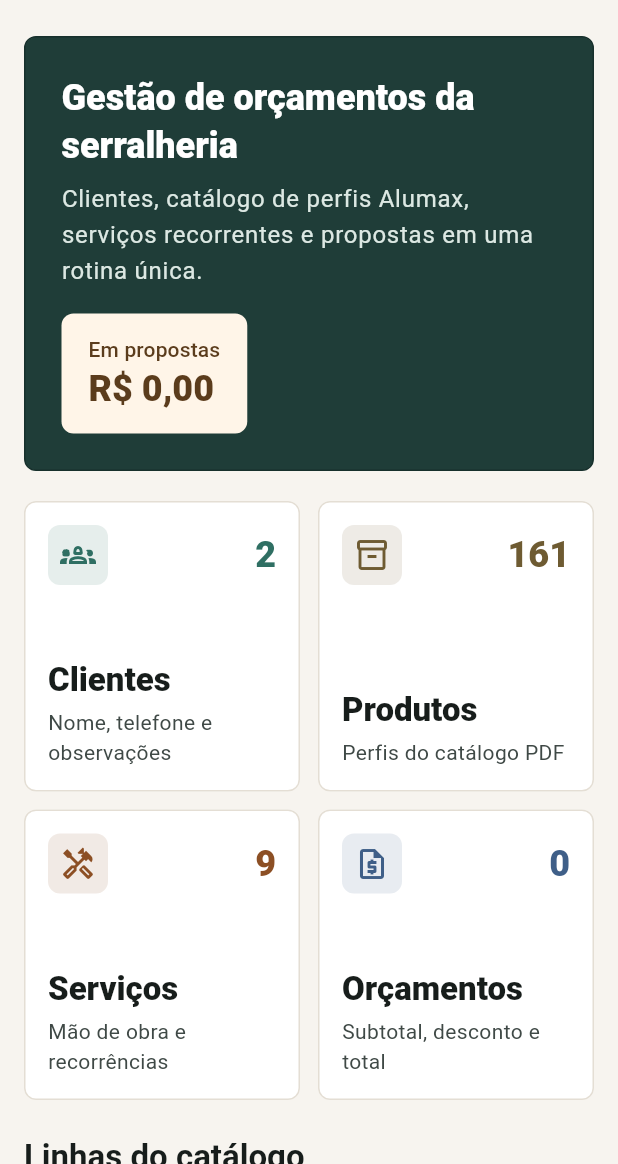
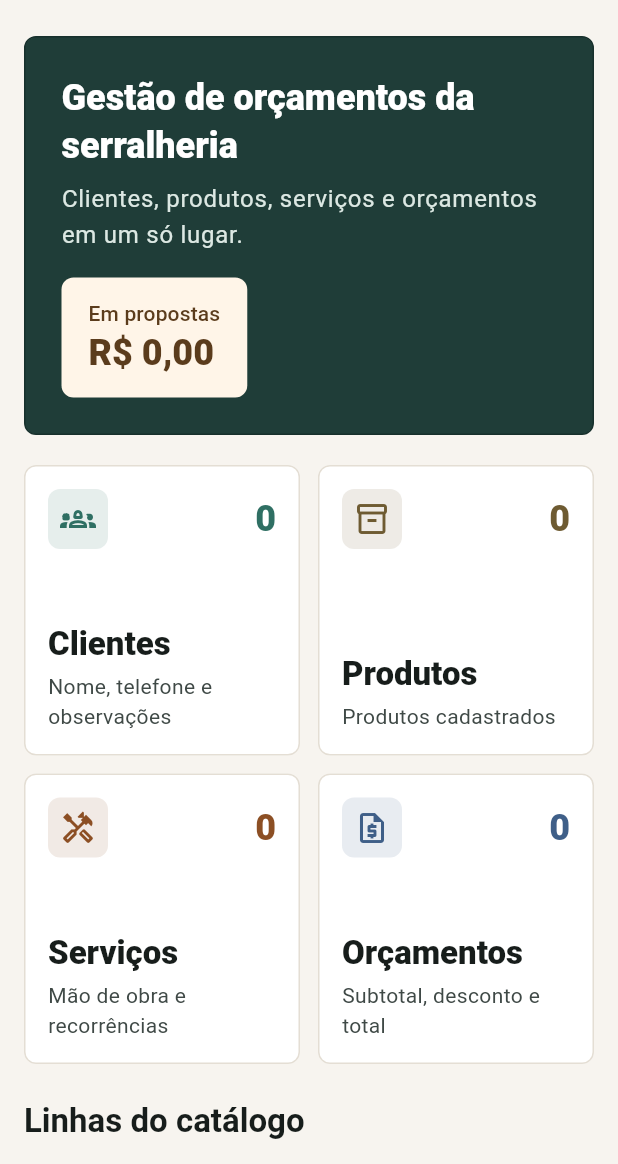
Before and after one commit to jl-serralheria-unisantos/projeto-jl-serralheria, a Flutter app: the screen it shows after launch, on a phone screen of 412 x 824 dp, the part 72-1236 px from its top. Run offline on Flutter 3.47's test engine with Material 3 defaults, Android fonts, the phone set to English and light mode, and no system bars; our stand-ins replace cloud_firestore, firebase_core, pdf, printing; accounts and stored records are empty.

Commit message:
fix: remove cadastro automatico de dados iniciais

```diff
--- a/lib/app.dart
+++ b/lib/app.dart
@@ -270,7 +270,7 @@ class _HomePageState extends State<HomePage> {
                                 icon: Icons.inventory_2_outlined,
                                 title: 'Produtos',
                                 value: '${state.produtos.length}',
-                                description: 'Perfis do catálogo PDF',
+                                description: 'Produtos cadastrados',
                                 color: const Color(0xFF6E5B32),
                                 onTap: () => _abrirTela(
                                   context,
@@ -450,7 +450,7 @@ class _HeaderPanel extends StatelessWidget {
                 ),
                 const SizedBox(height: 8),
                 Text(
-                  'Clientes, catálogo de perfis Alumax, serviços recorrentes e propostas em uma rotina única.',
+                  'Clientes, produtos, serviços e orçamentos em um só lugar.',
                   style: theme.textTheme.bodyLarge?.copyWith(
                     color: const Color(0xFFDCE8E3),
                   ),
--- a/lib/app_state.dart
+++ b/lib/app_state.dart
@@ -8,7 +8,6 @@ import 'data/repositories/cliente_repository.dart';
 import 'data/repositories/orcamento_repository.dart';
 import 'data/repositories/produto_repository.dart';
 import 'data/repositories/servico_repository.dart';
-import 'shared/formatters.dart';
 
 class AppStateScope extends InheritedWidget {
   const AppStateScope({
@@ -171,11 +170,6 @@ class AppState extends ChangeNotifier {
       orcamentos
         ..clear()
         ..addAll(results[3] as List<Orcamento>);
-
-      // Popula catálogo e serviços padrão se o banco estiver vazio
-      if (produtos.isEmpty) await _seedProdutos();
-      if (servicos.isEmpty) await _seedServicos();
-      if (clientes.isEmpty) await _seedClientes();
     } catch (e) {
       erroCarregamento = e.toString();
     }
@@ -461,237 +455,4 @@ class AppState extends ChangeNotifier {
         )
         .toList();
   }
-
-  // ── Seeds (dados iniciais) ────────────────────────────────────────────────
-
-  Future<void> _seedClientes() async {
-    final lista = [
-      Cliente(
-        nome: 'Cliente balcão',
-        telefone: '(11) 90000-0000',
-        endereco: 'Atendimento rápido',
-        observacoes: 'Cliente padrão para orçamentos sem cadastro completo.',
-      ),
-      Cliente(
-        nome: 'Condomínio Jardim Metal',
-        telefone: '(11) 95555-1212',
-        endereco: 'Guarulhos - SP',
-        observacoes: 'Costuma solicitar portões, gradis e manutenção.',
-      ),
-    ];
-    for (final c in lista) {
-      await salvarCliente(c);
-    }
-  }
-
-  Future<void> _seedServicos() async {
-    final lista = [
-      Servico(nome: 'Medição técnica', unidade: 'visita', valorBase: 120, observacoes: 'Levantamento de medidas, vãos e condições de instalação.'),
-      Servico(nome: 'Fabricação de porta de alumínio', unidade: 'un', valorBase: 480, observacoes: 'Mão de obra para corte, montagem e acabamento.'),
-      Servico(nome: 'Fabricação de portão', unidade: 'm²', valorBase: 620, observacoes: 'Mão de obra para estrutura, reforços e preparação para instalação.'),
-      Servico(nome: 'Instalação de box temperado', unidade: 'un', valorBase: 280, observacoes: 'Instalação com conferência de esquadro e vedação.'),
-      Servico(nome: 'Instalação de janela Linha Suprema', unidade: 'un', valorBase: 360, observacoes: 'Colocação, regulagem e fixação de esquadrias.'),
-      Servico(nome: 'Gradil e corrimão sob medida', unidade: 'm', valorBase: 210, observacoes: 'Mão de obra de montagem para perfis de gradil e corrimão.'),
-      Servico(nome: 'Pintura eletrostática', unidade: 'm²', valorBase: 95, observacoes: 'Preparação e acabamento; cor definida no fechamento.'),
-      Servico(nome: 'Reparo e solda', unidade: 'hora', valorBase: 140, observacoes: 'Correção, reforço ou ajuste em peças existentes.'),
-      Servico(nome: 'Entrega local', unidade: 'serviço', valorBase: 90, observacoes: 'Frete urbano para retirada ou entrega de materiais.'),
-    ];
-    for (final s in lista) {
-      await salvarServico(s);
-    }
-  }
-
-  Future<void> _seedProdutos() async {
-    for (final seed in _catalogSeeds) {
-      await salvarProduto(Produto(
-        nome: 'Perfil ${seed.codigo}',
-        codigo: seed.codigo,
-        categoria: seed.categoria,
-        unidade: 'metro',
-        valorBase: _precoEstimadoPorMetro(seed.pesoKgMetro),
-        observacoes:
-            'Peso linear: ${formatWeight(seed.pesoKgMetro)}. '
-            'Linha/tamanho: ${seed.categoria}. Página ${seed.pagina}. '
-            'Fonte: ${seed.fonte}; referência cruzada com Catalogo-Completo.pdf.',
-      ));
-    }
-  }
 }
-
-double _precoEstimadoPorMetro(double pesoKgMetro) {
-  const valorReferenciaKg = 58.0;
-  return ((pesoKgMetro * valorReferenciaKg) * 100).roundToDouble() / 100;
-}
-
-class _CatalogSeed {
-  const _CatalogSeed(this.codigo, this.categoria, this.pesoKgMetro, this.pagina, this.fonte);
-  final String codigo;
-  final String categoria;
-  final double pesoKgMetro;
-  final String pagina;
-  final String fonte;
-}
-
-const List<_CatalogSeed> _catalogSeeds = [
-  _CatalogSeed('E-256', 'Box frisado', 0.233, '36', 'Catalogo-Completo.pdf'),
-  _CatalogSeed('I-154', 'Box frisado', 0.233, '36', 'Catalogo-Completo.pdf'),
-  _CatalogSeed('U-653', 'Box frisado', 0.180, '36', 'Catalogo-Completo.pdf'),
-  _CatalogSeed('U-1002', 'Box frisado', 0.188, '36', 'Catalogo-Completo.pdf'),
-  _CatalogSeed('U-655', 'Box frisado', 0.601, '36', 'Catalogo-Completo.pdf'),
-  _CatalogSeed('NI-150', 'Box frisado leve', 0.421, '37', 'Catalogo-Completo.pdf'),
-  _CatalogSeed('NI-151', 'Box frisado leve', 0.251, '37', 'Catalogo-Completo.pdf'),
-  _CatalogSeed('NI-152', 'Box frisado leve', 0.179, '37', 'Catalogo-Completo.pdf'),
-  _CatalogSeed('NI-153', 'Box frisado leve', 0.154, '37', 'Catalogo-Completo.pdf'),
-  _CatalogSeed('NI-154', 'Box frisado leve', 0.210, '37', 'Catalogo-Completo.pdf'),
-  _CatalogSeed('A-022', 'Box liso', 0.318, '38', 'Catalogo-Completo.pdf'),
-  _CatalogSeed('E-117', 'Box liso', 0.240, '38', 'Catalogo-Completo.pdf'),
-  _CatalogSeed('I-083', 'Box liso', 0.272, '38', 'Catalogo-Completo.pdf'),
-  _CatalogSeed('U-397', 'Box liso', 0.580, '38', 'Catalogo-Completo.pdf'),
-  _CatalogSeed('U-1056', 'Box liso', 0.183, '39', 'Catalogo-Completo.pdf'),
-  _CatalogSeed('Y-107', 'Box liso', 0.175, '39', 'Catalogo-Completo.pdf'),
-  _CatalogSeed('U-399', 'Box liso', 0.228, '39', 'Catalogo-Completo.pdf'),
-  _CatalogSeed('Y-106', 'Box liso', 0.245, '39', 'Catalogo-Completo.pdf'),
-  _CatalogSeed('U-398', 'Box liso', 0.192, '39', 'Catalogo-Completo.pdf'),
-  _CatalogSeed('NI-651', 'Box liso leve', 0.211, '40', 'Catalogo-Completo.pdf'),
-  _CatalogSeed('NI-649', 'Box liso leve', 0.162, '40', 'Catalogo-Completo.pdf'),
-  _CatalogSeed('NI-650', 'Box liso leve', 0.181, '40', 'Catalogo-Completo.pdf'),
-  _CatalogSeed('NI-652', 'Box liso leve', 0.198, '40', 'Catalogo-Completo.pdf'),
-  _CatalogSeed('NI-653', 'Box liso leve', 0.443, '40', 'Catalogo-Completo.pdf'),
-  _CatalogSeed('E-306', 'Box temperado', 0.390, '41', 'Catalogo-Completo (2).pdf'),
-  _CatalogSeed('E-512A', 'Box temperado', 0.427, '41', 'Catalogo-Completo (2).pdf'),
-  _CatalogSeed('BX-070', 'Box temperado', 0.418, '41', 'Catalogo-Completo (2).pdf'),
-  _CatalogSeed('E-1050', 'Box temperado', 0.240, '41', 'Catalogo-Completo (2).pdf'),
-  _CatalogSeed('E-1052', 'Box temperado', 0.263, '41', 'Catalogo-Completo (2).pdf'),
-  _CatalogSeed('CB-266', 'Box temperado', 0.223, '41', 'Catalogo-Completo (2).pdf'),
-  _CatalogSeed('NI-1117', 'Box temperado', 0.520, '43', 'Catalogo-Completo (2).pdf'),
-  _CatalogSeed('NI-005', 'Box temperado', 0.230, '43', 'Catalogo-Completo (2).pdf'),
-  _CatalogSeed('NI-004', 'Box temperado', 0.176, '43', 'Catalogo-Completo (2).pdf'),
-  _CatalogSeed('NI-115', 'Box temperado', 1.180, '43', 'Catalogo-Completo (2).pdf'),
-  _CatalogSeed('NI-078', 'Box temperado', 0.575, '43', 'Catalogo-Completo (2).pdf'),
-  _CatalogSeed('NI-079', 'Box temperado', 0.250, '43', 'Catalogo-Completo (2).pdf'),
-  _CatalogSeed('NI-611', 'Box temperado', 0.281, '47', 'Catalogo-Completo (2).pdf'),
-  _CatalogSeed('NI-714', 'Box temperado', 0.322, '47', 'Catalogo-Completo (2).pdf'),
-  _CatalogSeed('NI-833', 'Box temperado', 0.503, '47', 'Catalogo-Completo (2).pdf'),
-  _CatalogSeed('NI-841', 'Box temperado', 0.350, '47', 'Catalogo-Completo (2).pdf'),
-  _CatalogSeed('NI-939', 'Box temperado', 0.579, '47', 'Catalogo-Completo (2).pdf'),
-  _CatalogSeed('U-1108', 'Box temperado', 0.300, '49', 'Catalogo-Completo (2).pdf'),
-  _CatalogSeed('Y-343', 'Box temperado', 0.314, '49', 'Catalogo-Completo (2).pdf'),
-  _CatalogSeed('Y-343A', 'Box temperado', 0.279, '49', 'Catalogo-Completo (2).pdf'),
-  _CatalogSeed('NI-1122', 'Box temperado', 0.524, '49', 'Catalogo-Completo (2).pdf'),
-  _CatalogSeed('NI-1087', 'Box temperado', 0.468, '49', 'Catalogo-Completo (2).pdf'),
-  _CatalogSeed('NI-964', 'Kit pia', 0.172, '53', 'Catalogo-Completo (2).pdf'),
-  _CatalogSeed('NI-969', 'Kit pia', 0.176, '53', 'Catalogo-Completo (2).pdf'),
-  _CatalogSeed('NI-971', 'Kit pia', 0.344, '53', 'Catalogo-Completo (2).pdf'),
-  _CatalogSeed('NI-970', 'Kit pia', 0.305, '53', 'Catalogo-Completo (2).pdf'),
-  _CatalogSeed('NI-1315', 'Kit pia', 0.137, '53', 'Catalogo-Completo (2).pdf'),
-  _CatalogSeed('NI-559', 'Linha 23', 0.312, '54', 'Catalogo-Completo (2).pdf'),
-  _CatalogSeed('NI-624', 'Linha 23', 0.266, '54', 'Catalogo-Completo (2).pdf'),
-  _CatalogSeed('NI-625', 'Linha 23', 0.223, '54', 'Catalogo-Completo (2).pdf'),
-  _CatalogSeed('NI-626', 'Linha 23', 0.208, '54', 'Catalogo-Completo (2).pdf'),
-  _CatalogSeed('NI-627', 'Linha 23', 0.282, '54', 'Catalogo-Completo (2).pdf'),
-  _CatalogSeed('NI-628', 'Linha 23', 0.245, '54', 'Catalogo-Completo (2).pdf'),
-  _CatalogSeed('NI-629', 'Linha 23', 0.106, '55', 'Catalogo-Completo (2).pdf'),
-  _CatalogSeed('NI-630', 'Linha 23', 0.155, '55', 'Catalogo-Completo (2).pdf'),
-  _CatalogSeed('NI-757', 'Linha 23', 0.334, '55', 'Catalogo-Completo (2).pdf'),
-  _CatalogSeed('NI-759', 'Linha 23', 0.326, '55', 'Catalogo-Completo (2).pdf'),
-  _CatalogSeed('NI-760', 'Linha 23', 0.249, '55', 'Catalogo-Completo (2).pdf'),
-  _CatalogSeed('A-055', 'Linha 25', 0.434, '56', 'Catalogo-Completo (2).pdf'),
-  _CatalogSeed('A-194', 'Linha 25', 0.571, '56', 'Catalogo-Completo (2).pdf'),
-  _CatalogSeed('A-202E', 'Linha 25', 0.611, '56', 'Catalogo-Completo (2).pdf'),
-  _CatalogSeed('A-048', 'Linha 25', 0.645, '56', 'Catalogo-Completo (2).pdf'),
-  _CatalogSeed('A-034', 'Linha 25', 0.499, '56', 'Catalogo-Completo (2).pdf'),
-  _CatalogSeed('A-195', 'Linha 25', 0.599, '56', 'Catalogo-Completo (2).pdf'),
-  _CatalogSeed('DV-029', 'Linha 25', 0.242, '56', 'Catalogo-Completo (2).pdf'),
-  _CatalogSeed('DV-111', 'Linha 25', 0.171, '56', 'Catalogo-Completo (2).pdf'),
-  _CatalogSeed('I-105', 'Linha 25', 0.220, '57', 'Catalogo-Completo (2).pdf'),
-  _CatalogSeed('E-277', 'Linha 25', 0.462, '57', 'Catalogo-Completo (2).pdf'),
-  _CatalogSeed('I-122', 'Linha 25', 0.464, '57', 'Catalogo-Completo (2).pdf'),
-  _CatalogSeed('P-140', 'Linha 25', 0.436, '57', 'Catalogo-Completo (2).pdf'),
-  _CatalogSeed('P-146', 'Linha 25', 0.466, '57', 'Catalogo-Completo (2).pdf'),
-  _CatalogSeed('L-715', 'Linha 25', 0.255, '57', 'Catalogo-Completo (2).pdf'),
-  _CatalogSeed('P-167', 'Linha 25', 0.406, '58', 'Catalogo-Completo (2).pdf'),
-  _CatalogSeed('P-166', 'Linha 25', 0.406, '58', 'Catalogo-Completo (2).pdf'),
-  _CatalogSeed('P-153', 'Linha 25', 0.455, '58', 'Catalogo-Completo (2).pdf'),
-  _CatalogSeed('P-152', 'Linha 25', 0.523, '58', 'Catalogo-Completo (2).pdf'),
-  _CatalogSeed('P-151', 'Linha 25', 0.496, '58', 'Catalogo-Completo (2).pdf'),
-  _CatalogSeed('P-147', 'Linha 25', 0.351, '58', 'Catalogo-Completo (2).pdf'),
-  _CatalogSeed('P-227', 'Linha 25', 0.492, '59', 'Catalogo-Completo (2).pdf'),
-  _CatalogSeed('P-318', 'Linha 25', 0.553, '59', 'Catalogo-Completo (2).pdf'),
-  _CatalogSeed('P-412A', 'Linha 25', 0.439, '59', 'Catalogo-Completo (2).pdf'),
-  _CatalogSeed('P-414', 'Linha 25', 0.611, '59', 'Catalogo-Completo (2).pdf'),
-  _CatalogSeed('Y-195', 'Linha 25', 0.432, '60', 'Catalogo-Completo (2).pdf'),
-  _CatalogSeed('Y-312', 'Linha 25', 0.475, '60', 'Catalogo-Completo (2).pdf'),
-  _CatalogSeed('Y-350', 'Linha 25', 0.950, '60', 'Catalogo-Completo (2).pdf'),
-  _CatalogSeed('Y-260', 'Linha 25', 0.658, '60', 'Catalogo-Completo (2).pdf'),
-  _CatalogSeed('P-319', 'Linha 25', 0.603, '61', 'Catalogo-Completo (2).pdf'),
-  _CatalogSeed('Z-114', 'Linha 25', 0.519, '61', 'Catalogo-Completo (2).pdf'),
-  _CatalogSeed('A-056', 'Linha 25', 0.373, '61', 'Catalogo-Completo (2).pdf'),
-  _CatalogSeed('Z-175', 'Linha 25', 0.533, '61', 'Catalogo-Completo (2).pdf'),
-  _CatalogSeed('A-058', 'Linha 25', 0.220, '61', 'Catalogo-Completo (2).pdf'),
-  _CatalogSeed('A-144', 'Linha 30', 0.766, '65', 'Catalogo-Completo (2).pdf'),
-  _CatalogSeed('P-273', 'Linha 30', 0.563, '65', 'Catalogo-Completo (2).pdf'),
-  _CatalogSeed('P-270', 'Linha 30', 0.793, '65', 'Catalogo-Completo (2).pdf'),
-  _CatalogSeed('P-264', 'Linha 30', 1.156, '65', 'Catalogo-Completo (2).pdf'),
-  _CatalogSeed('Y-140', 'Linha 30', 0.386, '65', 'Catalogo-Completo (2).pdf'),
-  _CatalogSeed('Y-181', 'Linha 30', 0.535, '65', 'Catalogo-Completo (2).pdf'),
-  _CatalogSeed('U-482', 'Linha 30', 0.114, '65', 'Catalogo-Completo (2).pdf'),
-  _CatalogSeed('BG-057', 'Linha 30-90', 1.166, '66', 'Catalogo-Completo (2).pdf'),
-  _CatalogSeed('LG-047', 'Linha 30-90', 1.133, '66', 'Catalogo-Completo (2).pdf'),
-  _CatalogSeed('LG-068', 'Linha 30-90', 0.383, '66', 'Catalogo-Completo (2).pdf'),
-  _CatalogSeed('LG-017', 'Linha 30-90', 1.004, '66', 'Catalogo-Completo (2).pdf'),
-  _CatalogSeed('LG-083', 'Linha 30-90', 0.411, '66', 'Catalogo-Completo (2).pdf'),
-  _CatalogSeed('SU-001', 'Linha Suprema', 0.713, '77', 'Catalogo-Completo (2).pdf'),
-  _CatalogSeed('SU-002', 'Linha Suprema', 0.692, '77', 'Catalogo-Completo (2).pdf'),
-  _CatalogSeed('SU-003', 'Linha Suprema', 0.494, '77', 'Catalogo-Completo (2).pdf'),
-  _CatalogSeed('SU-004', 'Linha Suprema', 0.502, '77', 'Catalogo-Completo (2).pdf'),
-  _CatalogSeed('SU-005', 'Linha Suprema', 0.974, '77', 'Catalogo-Completo (2).pdf'),
-  _CatalogSeed('SU-006', 'Linha Suprema', 0.982, '77', 'Catalogo-Completo (2).pdf'),
-  _CatalogSeed('SU-010', 'Linha Suprema', 0.960, '78', 'Catalogo-Completo (2).pdf'),
-  _CatalogSeed('SU-011', 'Linha Suprema', 0.973, '78', 'Catalogo-Completo (2).pdf'),
-  _CatalogSeed('SU-012', 'Linha Suprema', 0.542, '78', 'Catalogo-Completo (2).pdf'),
-  _CatalogSeed('SU-013', 'Linha Suprema', 0.707, '79', 'Catalogo-Completo (2).pdf'),
-  _CatalogSeed('SU-014', 'Linha Suprema', 0.648, '79', 'Catalogo-Completo (2).pdf'),
-  _CatalogSeed('SU-040', 'Linha Suprema', 0.973, '79', 'Catalogo-Completo (2).pdf'),
-  _CatalogSeed('SU-047', 'Linha Suprema', 1.041, '79', 'Catalogo-Completo (2).pdf'),
-  _CatalogSeed('SU-049', 'Linha Suprema', 1.042, '80', 'Catalogo-Completo (2).pdf'),
-  _CatalogSeed('SU-060', 'Linha Suprema', 0.912, '80', 'Catalogo-Completo (2).pdf'),
-  _CatalogSeed('SU-061', 'Linha Suprema', 1.062, '80', 'Catalogo-Completo (2).pdf'),
-  _CatalogSeed('SU-121', 'Linha Suprema', 1.415, '84', 'Catalogo-Completo (2).pdf'),
-  _CatalogSeed('SU-122', 'Linha Suprema', 1.413, '84', 'Catalogo-Completo (2).pdf'),
-  _CatalogSeed('SU-123', 'Linha Suprema', 0.969, '84', 'Catalogo-Completo (2).pdf'),
-  _CatalogSeed('SU-225', 'Linha Suprema', 1.003, '86', 'Catalogo-Completo (2).pdf'),
-  _CatalogSeed('SU-226', 'Linha Suprema', 1.009, '86', 'Catalogo-Completo (2).pdf'),
-  _CatalogSeed('SU-227', 'Linha Suprema', 0.504, '86', 'Catalogo-Completo (2).pdf'),
-  _CatalogSeed('SU-230', 'Linha Suprema', 0.955, '86', 'Catalogo-Completo (2).pdf'),
-  _CatalogSeed('NI-003', 'Portão', 1.351, '92', 'Catalogo-Completo (2).pdf'),
-  _CatalogSeed('NI-019', 'Portão', 0.247, '92', 'Catalogo-Completo (2).pdf'),
-  _CatalogSeed('NI-116', 'Portão', 0.631, '92', 'Catalogo-Completo (2).pdf'),
-  _CatalogSeed('NI-263', 'Portão', 0.767, '93', 'Catalogo-Completo (2).pdf'),
-  _CatalogSeed('NI-262', 'Portão', 0.450, '93', 'Catalogo-Completo (2).pdf'),
-  _CatalogSeed('NI-310', 'Portão', 0.430, '93', 'Catalogo-Completo (2).pdf'),
-  _CatalogSeed('NI-667', 'Portão', 3.104, '94', 'Catalogo-Completo (2).pdf'),
-  _CatalogSeed('NI-668', 'Portão', 1.412, '95', 'Catalogo-Completo (2).pdf'),
-  _CatalogSeed('NI-047', 'Portão', 0.729, '97', 'Catalogo-Completo (2).pdf'),
-  _CatalogSeed('NI-1010', 'Portão', 0.507, '97', 'Catalogo-Completo (2).pdf'),
-  _CatalogSeed('TUB-4598', 'Portão', 0.571, '97', 'Catalogo-Completo (2).pdf'),
-  _CatalogSeed('NI-983', 'Portão', 0.636, '98', 'Catalogo-Completo (2).pdf'),
-  _CatalogSeed('NI-1002', 'Portão', 0.779, '98', 'Catalogo-Completo (2).pdf'),
-  _CatalogSeed('NI-009', 'Porta padronizada 90 graus', 0.308, '100', 'Catalogo-Completo (2).pdf'),
-  _CatalogSeed('NI-013', 'Porta padronizada 90 graus', 0.349, '100', 'Catalogo-Completo (2).pdf'),
-  _CatalogSeed('NI-011', 'Porta padronizada 90 graus', 0.503, '100', 'Catalogo-Completo (2).pdf'),
-  _CatalogSeed('NI-012', 'Porta padronizada 90 graus', 0.593, '100', 'Catalogo-Completo (2).pdf'),
-  _CatalogSeed('Y-355', 'Lambril', 0.692, '101', 'Catalogo-Completo (2).pdf'),
-  _CatalogSeed('Y-335', 'Lambril', 0.717, '101', 'Catalogo-Completo (2).pdf'),
-  _CatalogSeed('LB-069', 'Lambril', 0.724, '102', 'Catalogo-Completo (2).pdf'),
-  _CatalogSeed('LB-070', 'Lambril', 0.763, '102', 'Catalogo-Completo (2).pdf'),
-  _CatalogSeed('LB-072', 'Lambril', 0.656, '103', 'Catalogo-Completo (2).pdf'),
-  _CatalogSeed('LB-077', 'Lambril', 0.638, '103', 'Catalogo-Completo (2).pdf'),
-  _CatalogSeed('CG-074', 'Gradil e corrimão', 0.239, '105', 'Catalogo-Completo (2).pdf'),
-  _CatalogSeed('CG-075', 'Gradil e corrimão', 0.521, '105', 'Catalogo-Completo (2).pdf'),
-  _CatalogSeed('CG-077', 'Gradil e corrimão', 0.507, '105', 'Catalogo-Completo (2).pdf'),
-  _CatalogSeed('CG-083', 'Gradil e corrimão', 0.723, '105', 'Catalogo-Completo (2).pdf'),
-  _CatalogSeed('CG-731', 'Gradil e corrimão', 1.332, '105', 'Catalogo-Completo (2).pdf'),
-  _CatalogSeed('NI-409', 'Gradil e corrimão', 1.131, '107', 'Catalogo-Completo (2).pdf'),
-  _CatalogSeed('NI-761', 'Gradil e corrimão', 0.229, '107', 'Catalogo-Completo (2).pdf'),
-  _CatalogSeed('NI-680', 'Gradil e corrimão', 0.668, '107', 'Catalogo-Completo (2).pdf'),
-];
--- a/lib/shared/formatters.dart
+++ b/lib/shared/formatters.dart
@@ -15,10 +15,6 @@ String formatDate(DateTime value) {
 
 String decimalText(double value, {int fractionDigits = 2}) {
   return value.toStringAsFixed(fractionDigits).replaceAll('.', ',');
-}
-
-String formatWeight(double value) {
-  return '${decimalText(value, fractionDigits: 3)} kg/m';
 }
 
 double parseDecimal(String value) {
```
